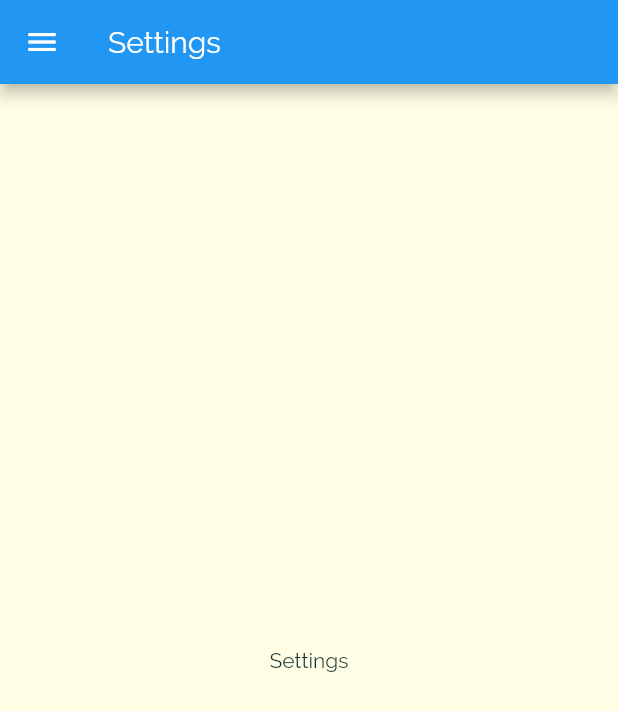
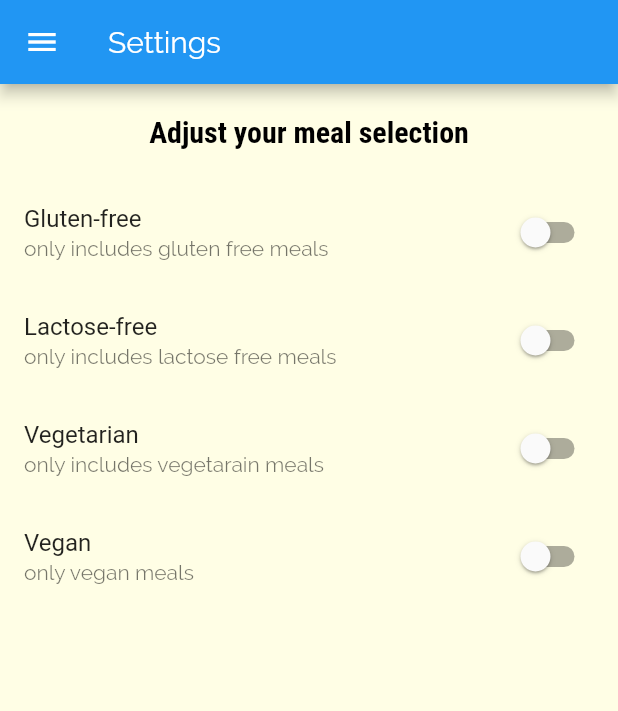
Before and after one commit to Akash4097/RecipeApp, a Flutter app: the SettingsScreen screen opened by its route, on a phone screen of 412 x 824 dp. Shown: the top 711 px of the screen. Run offline on Flutter 3.47's test engine with Material 2 defaults, Android fonts, the phone set to English and light mode, and no system bars.

Commit message:
addded various filter settings to settingsScreen

```diff
--- a/lib/screens/settings_screen.dart
+++ b/lib/screens/settings_screen.dart
@@ -2,8 +2,28 @@ import 'package:flutter/material.dart';
 
 import '../widgets/main_drawer.dart';
 
-class SettingsScreen extends StatelessWidget {
+class SettingsScreen extends StatefulWidget {
   static const routeName = "/settings";
+
+  @override
+  _SettingsScreenState createState() => _SettingsScreenState();
+}
+
+class _SettingsScreenState extends State<SettingsScreen> {
+  var _glutenFree = false;
+  var _vegetarain = false;
+  var _vegan = false;
+  var _lactoseFree = false;
+
+  Widget _buildSwitchListTile(
+      String title, String subTitle, bool currentValue, Function updateValue) {
+    return SwitchListTile(
+      title: Text(title),
+      subtitle: Text(subTitle),
+      value: currentValue,
+      onChanged: updateValue,
+    );
+  }
 
   @override
   Widget build(BuildContext context) {
@@ -11,8 +31,53 @@ class SettingsScreen extends StatelessWidget {
       appBar: AppBar(
         title: Text("Settings"),
       ),
-      body: Center(
-        child: Text("Settings"),
+      body: Column(
+        children: <Widget>[
+          Container(
+            alignment: Alignment.center,
+            padding: const EdgeInsets.all(20),
+            child: Text(
+              "Adjust your meal selection",
+              style: Theme.of(context)
+                  .textTheme
+                  .title
+                  .copyWith(color: Colors.black),
+            ),
+          ),
+          Expanded(
+            child: ListView(
+              children: <Widget>[
+                _buildSwitchListTile("Gluten-free",
+                    "only includes gluten free meals", _glutenFree, (newValue) {
+                  setState(() {
+                    _glutenFree = newValue;
+                  });
+                }),
+                _buildSwitchListTile(
+                    "Lactose-free",
+                    "only includes lactose free meals",
+                    _lactoseFree, (newValue) {
+                  setState(() {
+                    _lactoseFree = newValue;
+                  });
+                }),
+                _buildSwitchListTile(
+                    "Vegetarian", "only includes vegetarain meals", _vegetarain,
+                    (newValue) {
+                  setState(() {
+                    _vegetarain = newValue;
+                  });
+                }),
+                _buildSwitchListTile("Vegan", "only vegan meals", _vegan,
+                    (newValue) {
+                  setState(() {
+                    _vegan = newValue;
+                  });
+                })
+              ],
+            ),
+          )
+        ],
       ),
       drawer: MainDrawer(),
     );
```
